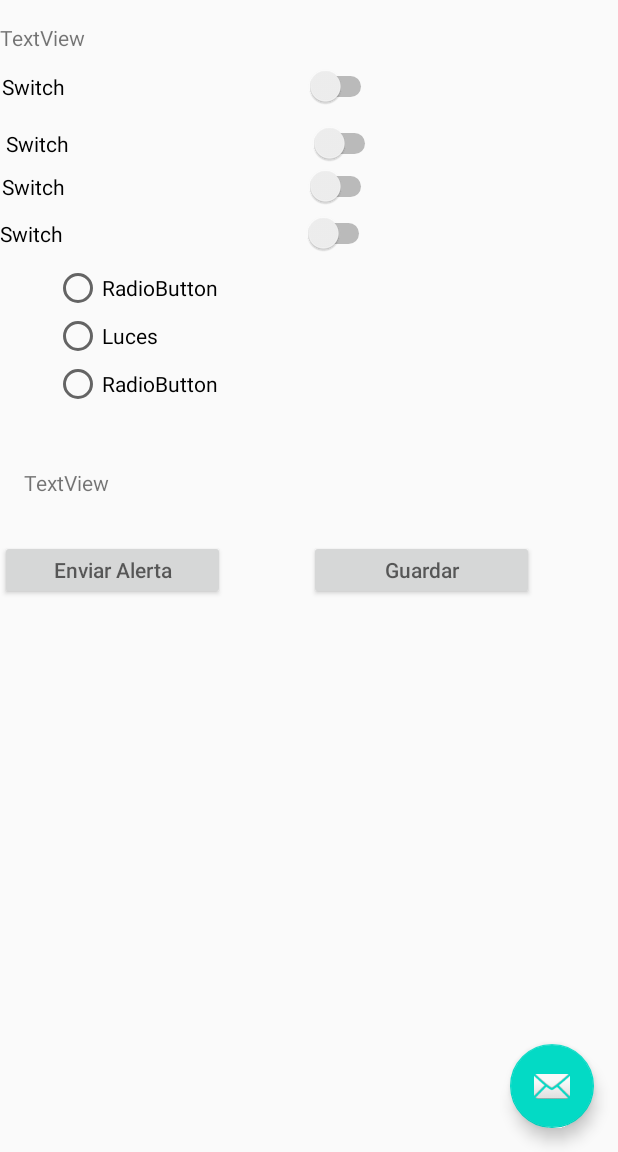
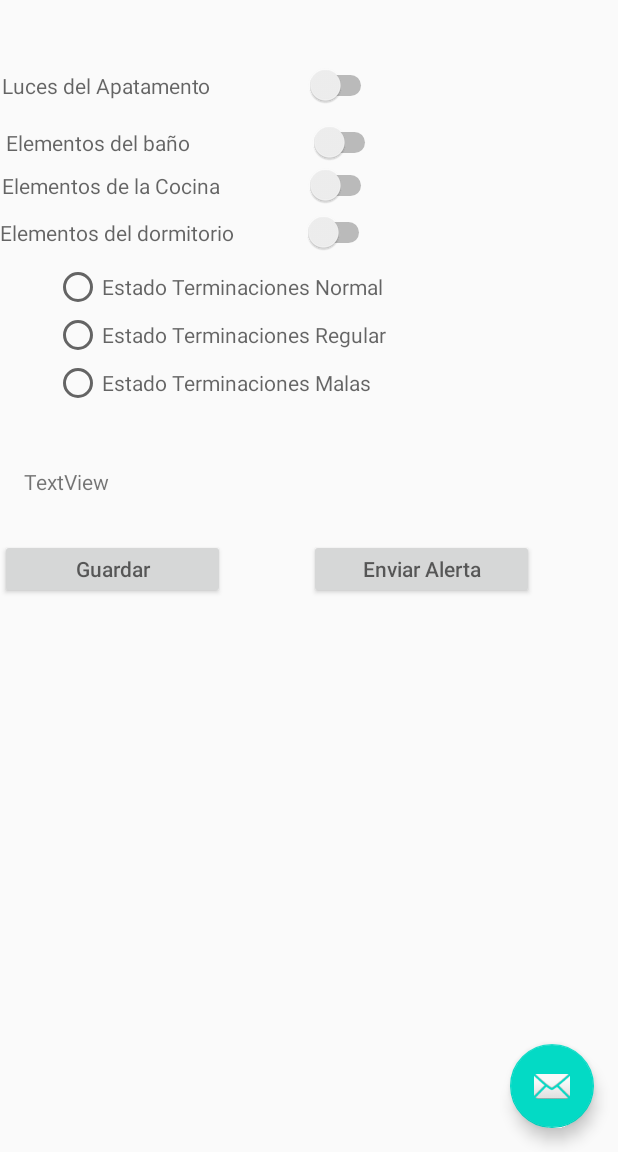
Before and after one commit to KatherinaSeguel/CheckApartment, an Android app: the SecondFragment screen opened through its navigation route, on a phone screen of 412 x 824 dp, the part 84-1236 px from its top. Run offline under Robolectric (Android 15) with nearby library versions, the phone set to English and light mode, and no system bars; pictures from the network do not load.

Commit message:
se sigue avanzando.

```diff
--- a/app/src/main/java/com/example/checkapartment/SecondFragment.java
+++ b/app/src/main/java/com/example/checkapartment/SecondFragment.java
@@ -9,21 +9,35 @@ import androidx.annotation.NonNull;
 import androidx.fragment.app.Fragment;
 import androidx.navigation.fragment.NavHostFragment;
 
+import com.bumptech.glide.Glide;
+import com.example.checkapartment.databinding.FragmentSecondBinding;
+
+
 public class SecondFragment extends Fragment {
+    private FragmentSecondBinding mbinding3;
+    private String url;
+    @Override
+    public View onCreateView(LayoutInflater inflater, ViewGroup container,Bundle savedInstanceState) {
+          //traer la foto
+        if(getArguments()!= null){
+            url=getArguments().getString("URL");
+        }
 
-    @Override
-    public View onCreateView(
-            LayoutInflater inflater, ViewGroup container,
-            Bundle savedInstanceState
-    ) {
+
+        //proyecto todos los componentes en la vista
+
+        mbinding3= FragmentSecondBinding.inflate(inflater,container,false);
+       // Glide.with(getContext()).load(url).into(mbinding3.imagen2);
+        //Glide.with(holder.itemView.getContext()).load(aparment.getUrlImageBuilding()).into(holder.imagen2);
+
         // Inflate the layout for this fragment
-        return inflater.inflate(R.layout.fragment_second, container, false);
+        return mbinding3.getRoot();
     }
 
     public void onViewCreated(@NonNull View view, Bundle savedInstanceState) {
         super.onViewCreated(view, savedInstanceState);
 
-        view.findViewById(R.id.button2).setOnClickListener(new View.OnClickListener() {
+        view.findViewById(R.id.alerta).setOnClickListener(new View.OnClickListener() {
             @Override
             public void onClick(View view) {
                 NavHostFragment.findNavController(SecondFragment.this)
--- a/app/src/main/res/layout/fragment_second.xml
+++ b/app/src/main/res/layout/fragment_second.xml
@@ -2,13 +2,14 @@
 <androidx.constraintlayout.widget.ConstraintLayout xmlns:android="http://schemas.android.com/apk/res/android"
     xmlns:app="http://schemas.android.com/apk/res-auto"
     xmlns:tools="http://schemas.android.com/tools"
-    android:layout_width="match_parent"
-    android:layout_height="match_parent"
+    android:id="@+id/constLayout"
+    android:layout_width="wrap_content"
+    android:layout_height="wrap_content"
     tools:context=".SecondFragment"
     tools:layout_editor_absoluteY="81dp">
 
     <ImageView
-        android:id="@+id/imageView2"
+        android:id="@+id/imagen2"
         android:layout_width="match_parent"
         android:layout_height="wrap_content"
         android:layout_marginStart="4dp"
@@ -18,50 +19,39 @@
         tools:src="@tools:sample/avatars" />
 
     <TextView
-        android:id="@+id/textView2"
+        android:id="@+id/text1"
         android:layout_width="150dp"
         android:layout_height="40dp"
         android:layout_marginStart="9dp"
         android:layout_marginTop="6dp"
-        android:text="TextView"
         app:layout_constraintStart_toStartOf="parent"
-        app:layout_constraintTop_toBottomOf="@+id/imageView2" />
+        app:layout_constraintTop_toBottomOf="@+id/imagen2" />
 
     <TextView
-        android:id="@+id/textView4"
+        android:id="@+id/text2"
         android:layout_width="150dp"
         android:layout_height="40dp"
         android:layout_marginStart="69dp"
         android:layout_marginTop="6dp"
-        android:text="TextView"
-        app:layout_constraintStart_toEndOf="@+id/textView2"
-        app:layout_constraintTop_toBottomOf="@+id/imageView2" />
-
-    <TextView
-        android:id="@+id/textView5"
-        android:layout_width="350dp"
-        android:layout_height="wrap_content"
-        android:layout_marginTop="21dp"
-        android:text="TextView"
-        app:layout_constraintStart_toStartOf="parent"
-        app:layout_constraintTop_toBottomOf="@+id/textView2" />
+        app:layout_constraintStart_toEndOf="@+id/text1"
+        app:layout_constraintTop_toBottomOf="@+id/imagen2" />
 
     <Switch
         android:id="@+id/switch1"
         android:layout_width="250dp"
         android:layout_height="30dp"
         android:layout_marginStart="1dp"
-        android:layout_marginTop="8dp"
-        android:text="Switch"
+        android:layout_marginTop="48dp"
+        android:hint="@string/switc1"
         app:layout_constraintStart_toStartOf="parent"
-        app:layout_constraintTop_toBottomOf="@+id/textView5" />
+        app:layout_constraintTop_toBottomOf="@+id/text1" />
 
     <Switch
         android:id="@+id/switch2"
         android:layout_width="250dp"
         android:layout_height="30dp"
         android:layout_marginTop="1dp"
-        android:text="Switch"
+        android:hint="@string/switc4"
         app:layout_constraintStart_toStartOf="parent"
         app:layout_constraintTop_toBottomOf="@+id/switch4" />
 
@@ -71,7 +61,7 @@
         android:layout_height="30dp"
         android:layout_marginStart="4dp"
         android:layout_marginTop="8dp"
-        android:text="Switch"
+        android:hint="@string/switc2"
         app:layout_constraintStart_toStartOf="parent"
         app:layout_constraintTop_toBottomOf="@+id/switch1" />
 
@@ -81,7 +71,7 @@
         android:layout_height="30dp"
         android:layout_marginStart="1dp"
         android:layout_marginTop="-1dp"
-        android:text="Switch"
+        android:hint="@string/switc3"
         app:layout_constraintStart_toStartOf="parent"
         app:layout_constraintTop_toBottomOf="@+id/switch3" />
 
@@ -93,29 +83,29 @@
         android:layout_marginTop="40dp"
         android:text="TextView"
         app:layout_constraintStart_toStartOf="parent"
-        app:layout_constraintTop_toBottomOf="@+id/radioGroup2" />
+        app:layout_constraintTop_toBottomOf="@+id/rg1" />
 
     <Button
-        android:id="@+id/button2"
+        android:id="@+id/alerta"
         android:layout_width="150dp"
         android:layout_height="40dp"
         android:layout_marginStart="56dp"
         android:layout_marginTop="8dp"
-        android:hint="@string/boton1"
-        app:layout_constraintStart_toEndOf="@+id/button3"
+        android:hint="@string/boton2"
+        app:layout_constraintStart_toEndOf="@+id/guardar"
         app:layout_constraintTop_toBottomOf="@+id/textView7" />
 
     <Button
-        android:id="@+id/button3"
+        android:id="@+id/guardar"
         android:layout_width="150dp"
         android:layout_height="40dp"
         android:layout_marginTop="8dp"
-        android:hint="@string/boton2"
+        android:hint="@string/boton1"
         app:layout_constraintStart_toStartOf="parent"
         app:layout_constraintTop_toBottomOf="@+id/textView7" />
 
     <RadioGroup
-        android:id="@+id/radioGroup2"
+        android:id="@+id/rg1"
         android:layout_width="340dp"
         android:layout_height="wrap_content"
         android:layout_marginStart="36dp"
@@ -124,22 +114,22 @@
         app:layout_constraintTop_toBottomOf="@+id/switch2">
 
         <RadioButton
-            android:id="@+id/radioButton3"
+            android:id="@+id/rb1"
             android:layout_width="326dp"
             android:layout_height="wrap_content"
-            android:text="RadioButton" />
+            android:hint="@string/term1" />
 
         <RadioButton
-            android:id="@+id/radioButton2"
+            android:id="@+id/rb2"
             android:layout_width="326dp"
             android:layout_height="wrap_content"
-            android:text="Luces" />
+            android:hint="@string/term2" />
 
         <RadioButton
-            android:id="@+id/radioButton"
+            android:id="@+id/rb3"
             android:layout_width="326dp"
             android:layout_height="wrap_content"
-            android:text="RadioButton" />
+            android:hint="@string/term3" />
     </RadioGroup>
 
 
--- a/app/src/main/res/values/strings.xml
+++ b/app/src/main/res/values/strings.xml
@@ -13,6 +13,17 @@
     <string name="boton1">Guardar</string>
     <string name="boton2">Enviar Alerta</string>
 
+    <string name="term1">Estado Terminaciones Normal</string>
+    <string name="term2">Estado Terminaciones Regular</string>
+    <string name="term3">Estado Terminaciones Malas</string>
+
+    <string name="switc1">Luces del Apatamento</string>
+    <string name="switc2">Elementos del baño</string>
+    <string name="switc3">Elementos de la Cocina</string>
+    <string name="switc4">Elementos del dormitorio</string>
+
+
+
     <string name="hello_first_fragment">Primer Fragmento</string>
     <string name="hello_second_fragment">Segundo Fragmento</string>
     <!-- TODO: Remove or change this placeholder text -->
```
